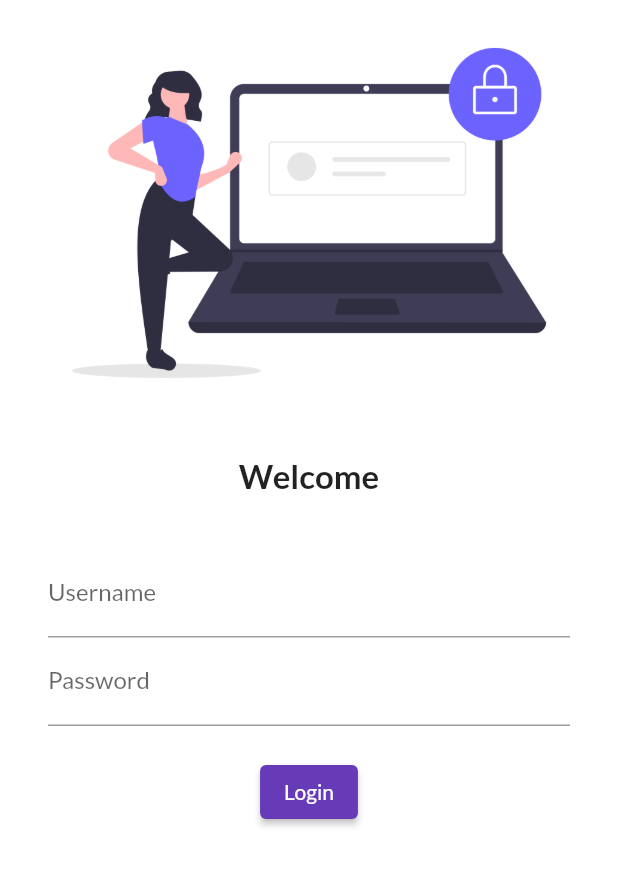
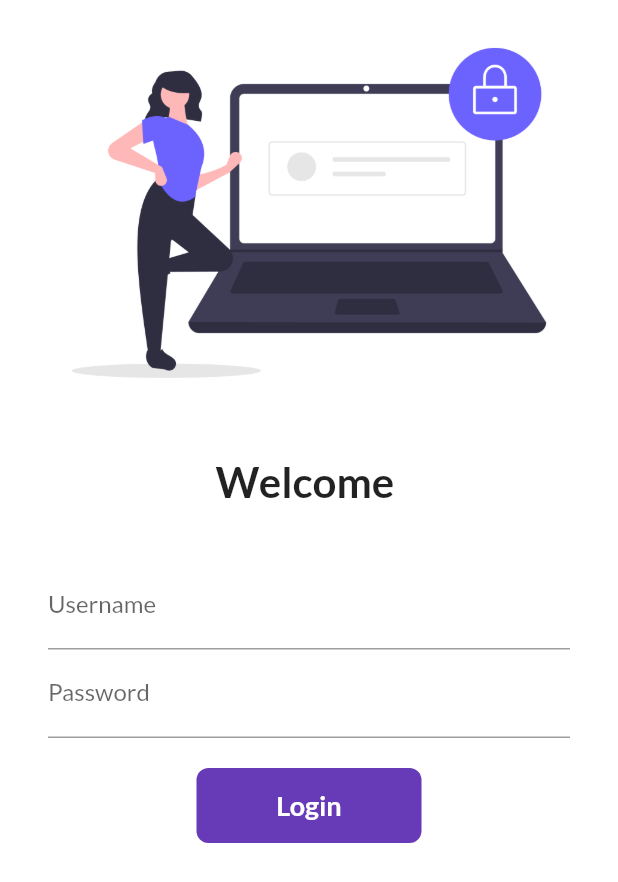
Before and after one commit to abdulragib/30DaysOfFlutter, a Flutter app: the screen it shows after launch, on a phone screen of 412 x 824 dp. Shown: the top 882 px of the screen. Run offline on Flutter 3.47's test engine with Material 2 defaults, Android fonts, the phone set to English and light mode, and no system bars; our stand-ins replace google_fonts.

Commit message:
Day 5 Completed

```diff
--- a/lib/main.dart
+++ b/lib/main.dart
@@ -1,4 +1,5 @@
 
+import 'package:ecommerce/utils/routes.dart';
 import 'package:flutter/material.dart';
 import 'package:google_fonts/google_fonts.dart';
 import 'pages/home_page.dart';
@@ -17,6 +18,7 @@ class MyApp extends StatelessWidget {
   Widget build(BuildContext context) {
 
     return MaterialApp(
+      debugShowCheckedModeBanner: false,
        //home: HomePage(),
       themeMode: ThemeMode.light,
       theme: ThemeData(
@@ -31,8 +33,8 @@ class MyApp extends StatelessWidget {
     //  initialRoute: "/home",
       routes: {
         "/": (context) => LoginPage(),
-        "/home": (context) => HomePage(),
-        "/login": (context) => LoginPage(),
+        MyRoutes.homeRoute: (context) => HomePage(),
+        MyRoutes.loginRoute: (context) => LoginPage(),
       },
     );
   }
@@ -41,3 +43,5 @@ class MyApp extends StatelessWidget {
 // data cant be change when we use const.
 //final can be modified.
 //widget is a component
+//static used memory one time and
+//When modifying a data member in a class declaration, the static keyword specifies that one copy of the member is shared by all instances of the class.
--- a/lib/pages/login_page.dart
+++ b/lib/pages/login_page.dart
@@ -1,68 +1,110 @@
+import 'package:ecommerce/utils/routes.dart';
 import 'package:flutter/material.dart';
 
-class LoginPage extends StatelessWidget {
-  const LoginPage({ Key? key }) : super(key: key);
+class LoginPage extends StatefulWidget {
+  const LoginPage({Key? key}) : super(key: key);
+
+  @override
+  _LoginPageState createState() => _LoginPageState();
+}
+
+class _LoginPageState extends State<LoginPage> {
+  String name = "";
+  bool changeButton = false;
 
   @override
   Widget build(BuildContext context) {
     return Material(
       color: Colors.white,
+      child: SingleChildScrollView(
         child: Column(
           children: [
-           Image.asset("assets/images/login_image.png",
-           fit: BoxFit.cover),
-
-         SizedBox(
-           height: 20.0
-         ),
+            Image.asset("assets/images/login_image.png", fit: BoxFit.cover),
+            SizedBox(height: 20.0),
             Text(
-        "Welcome",
-        style:TextStyle(
-          fontSize:22,
+              "Welcome $name",
+              style: TextStyle(
+                fontSize: 28,
                 fontWeight: FontWeight.bold,
               ),
             ),
-
-        SizedBox(
-           height: 20.0
-         ),
-
+            SizedBox(height: 20.0),
             Padding(
-           padding: const EdgeInsets.symmetric(vertical: 16.0, horizontal: 32.0),
+              padding:
+                  const EdgeInsets.symmetric(vertical: 16.0, horizontal: 32.0),
               child: Column(
                 children: [
                   TextFormField(
+                    onChanged: (value) {
+                      name = value;
+                      setState(() {});
+                    },
                     decoration: InputDecoration(
                       hintText: "Enter username",
                       labelText: "Username",
                     ),
                   ),
-
                   TextFormField(
+                    obscureText: true,
                     decoration: InputDecoration(
                       hintText: "Enter password",
                       labelText: "Password",
                     ),
                   ),
+                  SizedBox(height: 20.0),
 
-           SizedBox(
-           height: 20.0
+                  InkWell (
+                    onTap: () async {
+                      setState(() {
+                        changeButton = true;
+                      });
+
+                      await Future.delayed(Duration(seconds: 1));
+                      Navigator.pushNamed(context, MyRoutes.homeRoute);
+                    },
+                    child: AnimatedContainer(
+                      duration: Duration(seconds: 1),
+                      width: changeButton ? 50 : 150,
+                      height: 50,
+                      alignment: Alignment.center,
+                      child: changeButton
+                          ? Icon(Icons.done, color: Colors.white)
+                          : Text(
+                              "Login",
+                              style: TextStyle(
+                                color: Colors.white,
+                                fontWeight: FontWeight.bold,
+                                fontSize: 18.0,
                               ),
-
-         ElevatedButton(
-          onPressed: () {},
-          child: Text("Login"),
-          style: TextButton.styleFrom(),
-          )
-
-
+                            ),
+                      decoration: BoxDecoration(
+                        color: Colors.deepPurple,
+                        // shape: changeButton?BoxShape.circle:BoxShape.rectangle,
+                        borderRadius:
+                            BorderRadius.circular(changeButton ? 50 : 8),
+                      ),
+                    ),
+                  ),
+                  // ElevatedButton(
+                  //   onPressed: () {
+                  //     Navigator.pushNamed(context, MyRoutes.homeRoute);
+                  //   },
+                  //   child: Text("Login"),
+                  //   style: TextButton.styleFrom(
+                  //     minimumSize: Size(150, 40),
+                  //   ),
+                  // )
                 ],
               ),
             )
-
-
           ],
+        ),
       ),
     );
   }
 }
+
+// https://undraw.co/search for illustration image
+//push means going forward
+//pop means going back
+//State class used to refresh the whole screen of the app.
--- /dev/null
+++ b/lib/utils/routes.dart
@@ -0,0 +1,4 @@
+class MyRoutes {
+  static String loginRoute = "/login";
+  static String homeRoute = "/home";
+}
```
Lines whose indentation alone changed are shown as unchanged.
